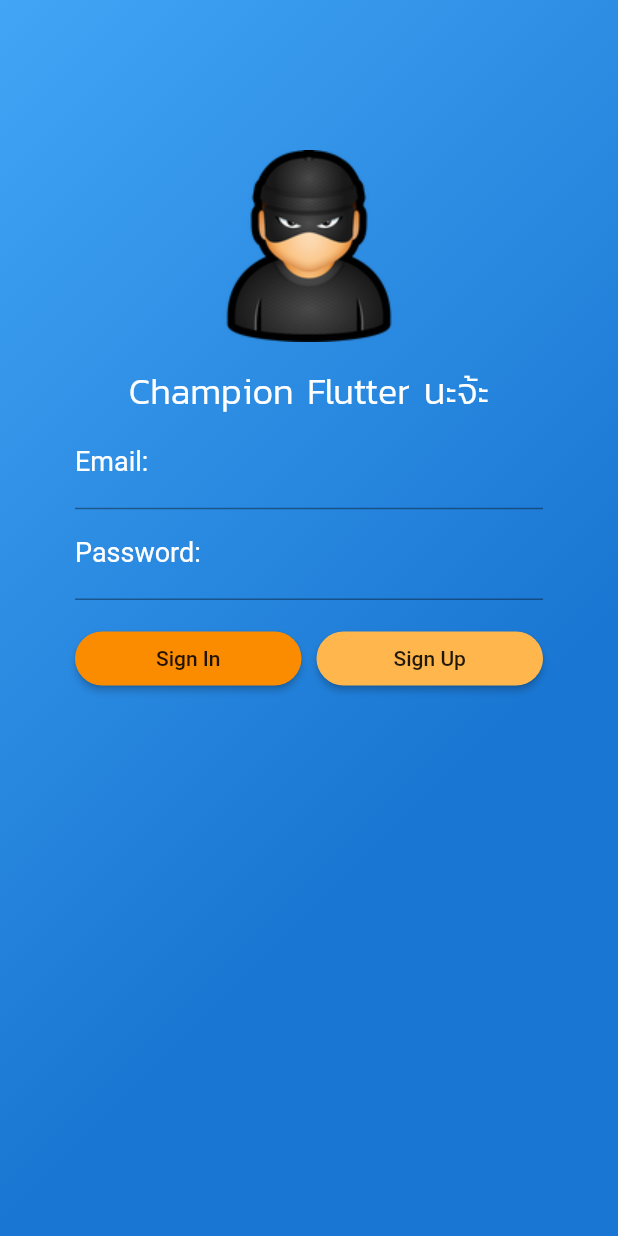
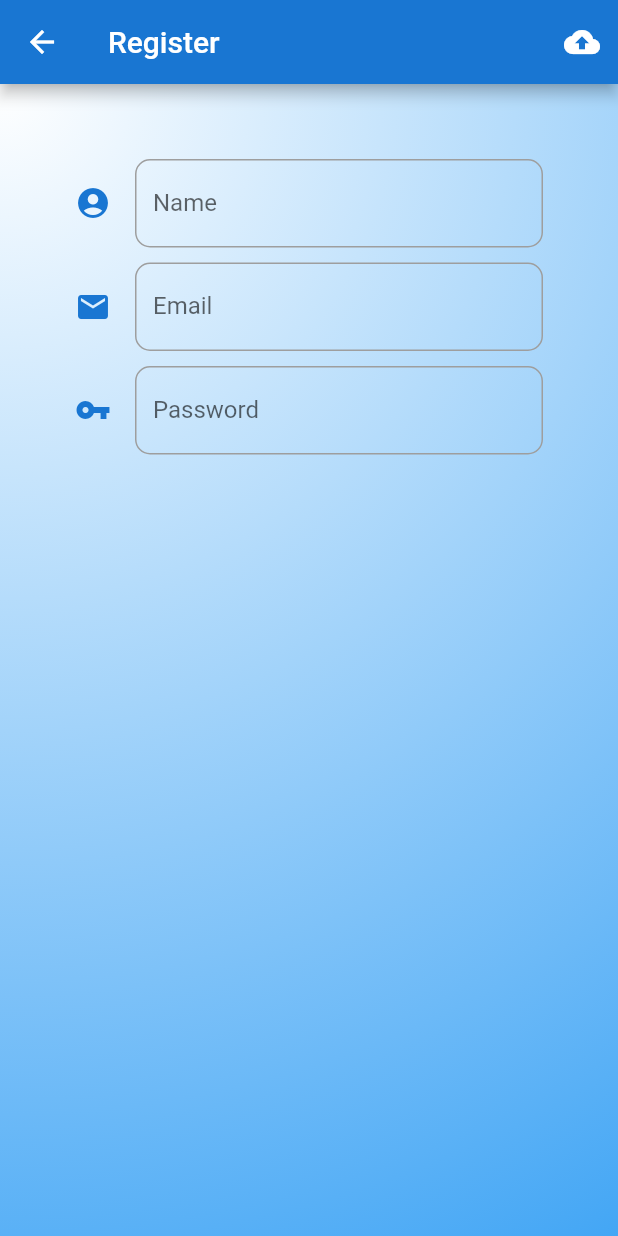
Before and after one commit to championkung/ChampionFirebase, a Flutter app: the screen it shows after launch, after a tap on "Sign Up", on a phone screen of 412 x 824 dp. Run offline on Flutter 3.47's test engine with Material 2 defaults, Android fonts, the phone set to English and light mode, and no system bars; our stand-ins replace firebase_auth; accounts and stored records are empty.

Commit message:
Config Firebase & Register Success

```diff
--- a/lib/screens/authen.dart
+++ b/lib/screens/authen.dart
@@ -1,4 +1,5 @@
 import 'package:flutter/material.dart';
+import 'package:championfirebase/screens/register.dart';
 
 class Authen extends StatefulWidget {
   @override
@@ -25,7 +26,12 @@ class _AuthenState extends State<Authen> {
       color: Colors.orange[300],
       shape: RoundedRectangleBorder(borderRadius: BorderRadius.circular(20.0)),
       child: Text('Sign Up'),
-      onPressed: () {},
+      onPressed: () {
+               print('Clicking Sign Up');
+        var registerRoute =
+            MaterialPageRoute(builder: (BuildContext context) => Register());
+            Navigator.of(context).push(registerRoute);
+      },
     );
   }
 
--- /dev/null
+++ b/lib/screens/register.dart
@@ -0,0 +1,156 @@
+import 'package:flutter/material.dart';
+import 'package:firebase_auth/firebase_auth.dart';
+
+class Register extends StatefulWidget {
+  @override
+  _RegisterState createState() => _RegisterState();
+}
+
+class _RegisterState extends State<Register> {
+  // Explicit
+  final formKey = GlobalKey<FormState>();
+  final FirebaseAuth _auth = FirebaseAuth.instance;
+  String nameString, emailString, passwordString;
+
+  Widget uploadButton() {
+    return IconButton(
+      icon: Icon(
+        Icons.cloud_upload,
+        color: Colors.white,
+      ),
+      tooltip: 'Upload to Firebase',
+      onPressed: () async {
+        if (formKey.currentState.validate()) {
+          formKey.currentState.save();
+          print(
+              'Name = $nameString, Email = $emailString, Password = $passwordString');
+          uploadValueToFirebase();
+        }
+      },
+    );
+  }
+
+  void uploadValueToFirebase() async {
+    FirebaseUser firebaseUser = await _auth
+        .createUserWithEmailAndPassword(
+            email: emailString, password: passwordString)
+        .then((user) {
+      print('Register Successful With >>> $user');
+    }).catchError((error) {
+      print(error);
+    });
+  }
+
+  Widget passwordTextFormField() {
+    return TextFormField(
+      decoration: InputDecoration(
+          labelText: 'Password',
+          hintText: 'Your password',
+          enabledBorder: OutlineInputBorder(
+              borderSide: BorderSide(
+                width: 1.0,
+                color: Colors.grey,
+              ),
+              borderRadius: BorderRadius.circular(10.0)),
+          icon: Icon(
+            Icons.vpn_key,
+            color: Colors.blue[700]
+          )),
+      validator: (String value) {
+        if (value.length < 6) {
+          return 'Password must more than 6 charactor';
+        }
+      },
+      onSaved: (String value) {
+        passwordString = value;
+      },
+      obscureText: true,
+    );
+  }
+
+  Widget emailTextFormField() {
+    return TextFormField(
+      decoration: InputDecoration(
+          labelText: 'Email',
+          hintText: 'Your@email.com',
+          enabledBorder: OutlineInputBorder(
+              borderSide: BorderSide(width: 1.0, color: Colors.grey),
+              borderRadius: BorderRadius.circular(10.0)),
+          icon: Icon(
+            Icons.email,
+            color: Colors.blue[700],
+          )),
+      validator: (String value) {
+        if (value.length == 0) {
+          return 'Please Fill Email in the blank';
+        } else if (!((value.contains('@')) && (value.contains('.')))) {
+          return 'Please Fill Email Format';
+        }
+      },
+      onSaved: (String value) {
+        emailString = value;
+      },
+    );
+  }
+
+  Widget nameTextFormField() {
+    return TextFormField(
+      decoration: InputDecoration(
+          enabledBorder: OutlineInputBorder(
+              borderSide: BorderSide(width: 1.0, color: Colors.grey),
+              borderRadius: BorderRadius.circular(10.0)),
+          labelText: 'Name',
+          hintText: 'Type your name',
+          icon: Icon(
+            Icons.account_circle,
+            color: Colors.blue[700],
+          )),
+      validator: (String value) {
+        if (value.length == 0) {
+          return 'Please Fill Name in the blank';
+        }
+      },
+      onSaved: (String value) {
+        nameString = value;
+      },
+    );
+  }
+
+  @override
+  Widget build(BuildContext context) {
+    return Scaffold(
+        resizeToAvoidBottomPadding: false,
+        appBar: AppBar(
+          title: Text('Register'),
+          actions: <Widget>[uploadButton()],
+          backgroundColor: Colors.blue[700],
+        ),
+        body: Form(
+          key: formKey,
+          child: Container(
+            decoration: BoxDecoration(
+                gradient: RadialGradient(
+                    colors: [Colors.white, Colors.blue],
+                    radius: 2.5,
+                    center: Alignment(-1, -1))),
+            padding: EdgeInsets.all(50.0),
+            child: Column(
+              children: <Widget>[
+                Container(
+                  child: nameTextFormField(),
+                  margin: EdgeInsets.only(bottom: 10),
+                ),
+                Container(
+                  child: emailTextFormField(),
+                  margin: EdgeInsets.only(bottom: 10),
+                ),
+                Container(
+                  child: passwordTextFormField(),
+                  margin: EdgeInsets.only(bottom: 10),
+                )
+              ],
+            ),
+          ),
+        ));
+  }
+}
--- a/pubspec.yaml
+++ b/pubspec.yaml
@@ -23,6 +23,9 @@ dependencies:
   # The following adds the Cupertino Icons font to your application.
   # Use with the CupertinoIcons class for iOS style icons.
   cupertino_icons: ^0.1.2
+  firebase_core: ^0.3.4
+  firebase_auth: ^0.8.4+5
+  firebase_database: ^2.0.3
 
 dev_dependencies:
   flutter_test:
```
Also changed, not shown: pubspec.lock, 9 other files.
